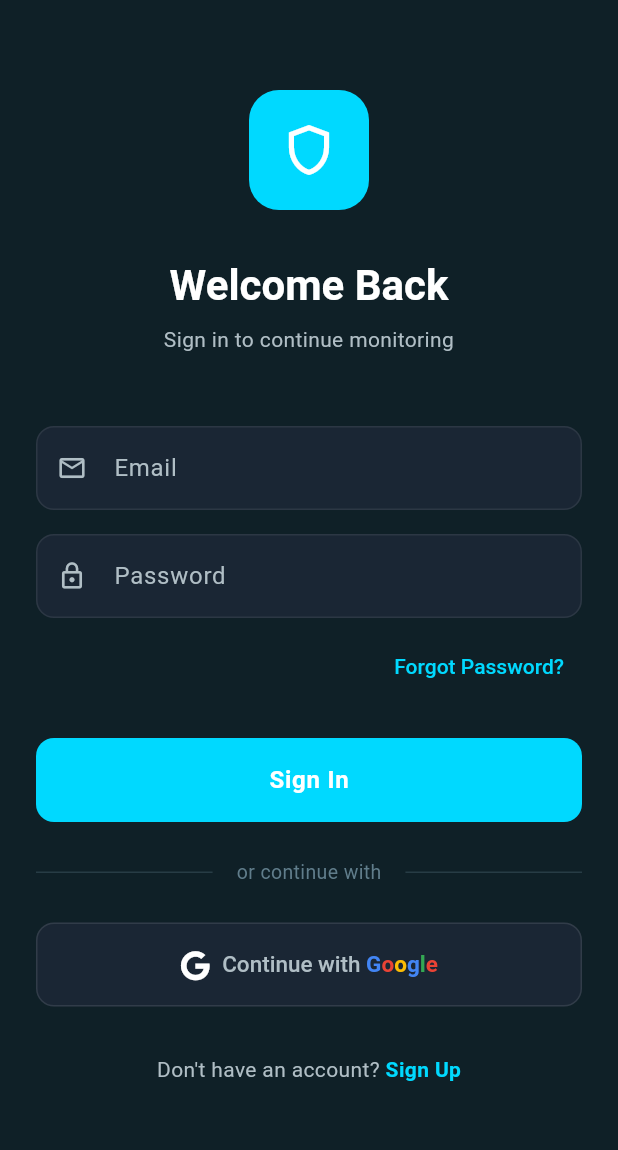
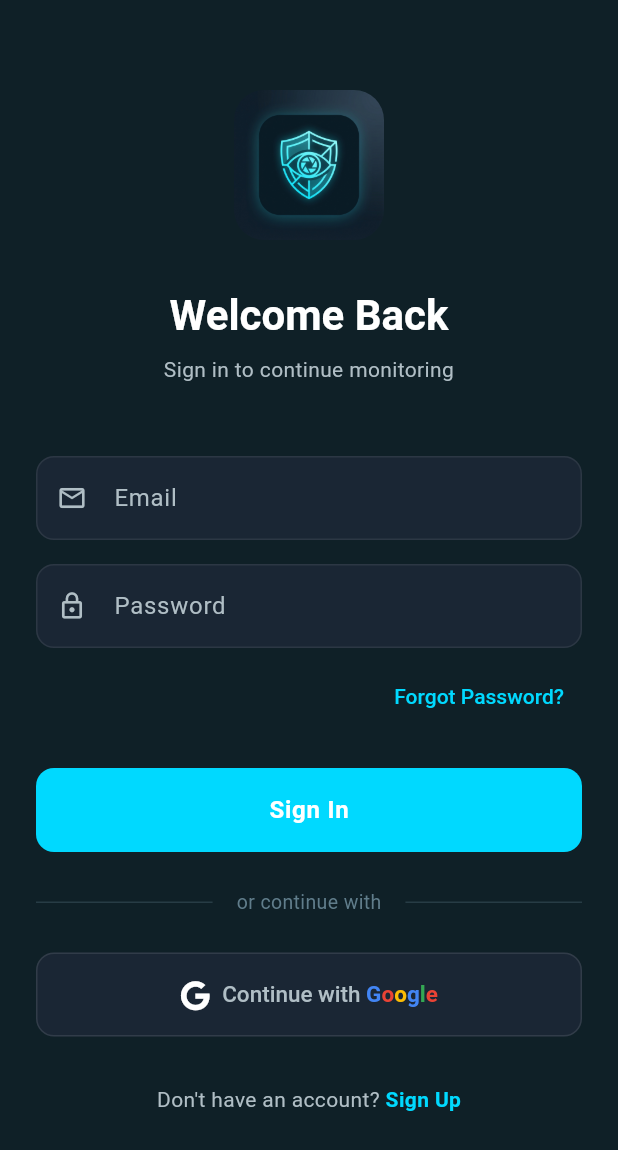
Before and after one commit to tiao051/Violence-Detection, a Flutter app: the screen it shows after launch, on a phone screen of 412 x 824 dp. Shown: the top 1150 px of the screen. Run offline on Flutter 3.47's test engine with Material 3 defaults, Android fonts, the phone set to English and light mode, and no system bars; our stand-ins replace chewie, cloud_firestore, firebase_auth, firebase_core, firebase_messaging, flutter_dotenv and 7 more; missing offline and left inert: media_kit, media_kit_video; accounts and stored records are empty.

Commit message:
feat(branding): add app logo to login and signup screens
- Add generated logo to assets/images
- Configure assets in pubspec.yaml
- Replace placeholder icons with logo image

```diff
--- a/flutter-app/lib/screens/login_screen.dart
+++ b/flutter-app/lib/screens/login_screen.dart
@@ -166,17 +166,13 @@ class _LoginScreenState extends State<LoginScreen> {
 
                 // Logo/Header Section
                 Center(
-                  child: Container(
-                    width: 80,
-                    height: 80,
-                    decoration: BoxDecoration(
-                      color: kAccentColor,
-                      borderRadius: BorderRadius.circular(20),
-                    ),
-                    child: const Icon(
-                      Icons.shield_outlined,
-                      size: 40,
-                      color: Colors.white,
+                  child: ClipRRect(
+                    borderRadius: BorderRadius.circular(20),
+                    child: Image.asset(
+                      'assets/images/app_logo.png',
+                      width: 100,
+                      height: 100,
+                      fit: BoxFit.cover,
                     ),
                   ),
                 ),
--- a/flutter-app/pubspec.yaml
+++ b/flutter-app/pubspec.yaml
@@ -1,11 +1,11 @@
 name: security_app
 description: "A new Flutter project."
-publish_to: 'none'
+publish_to: "none"
 
 version: 1.0.0+1
 
 environment:
-  sdk: '>=3.4.1 <4.0.0'
+  sdk: ">=3.4.1 <4.0.0"
 
 dependencies:
   flutter:
@@ -77,3 +77,4 @@ flutter:
   uses-material-design: true
   assets:
     - .env
+    - assets/images/
```
Also changed, not shown: flutter-app/lib/screens/sign_up_screen.dart (+7 -11 lines), flutter-app/assets/images/app_logo.png (added).
